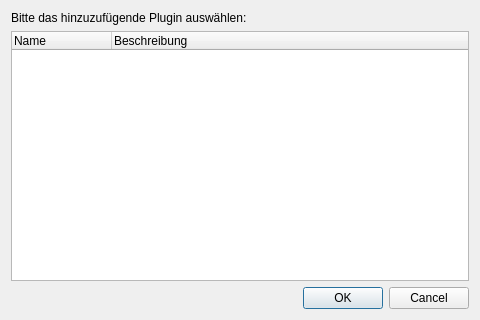
First picture: the form in src/plugin/info/InfoPluginSelectionDialog.ui, repository startkladde/startkladde, before the edit.
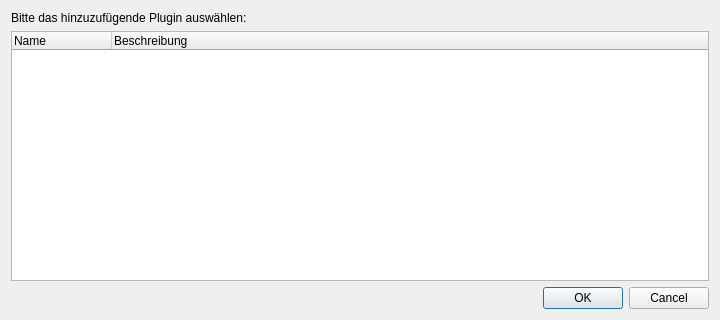
Second picture: the form after the edit.

The edit to the form file:
```diff
--- a/src/plugin/info/InfoPluginSelectionDialog.ui
+++ b/src/plugin/info/InfoPluginSelectionDialog.ui
@@ -6,7 +6,7 @@
    <rect>
     <x>0</x>
     <y>0</y>
-    <width>480</width>
+    <width>720</width>
     <height>320</height>
    </rect>
   </property>
```
